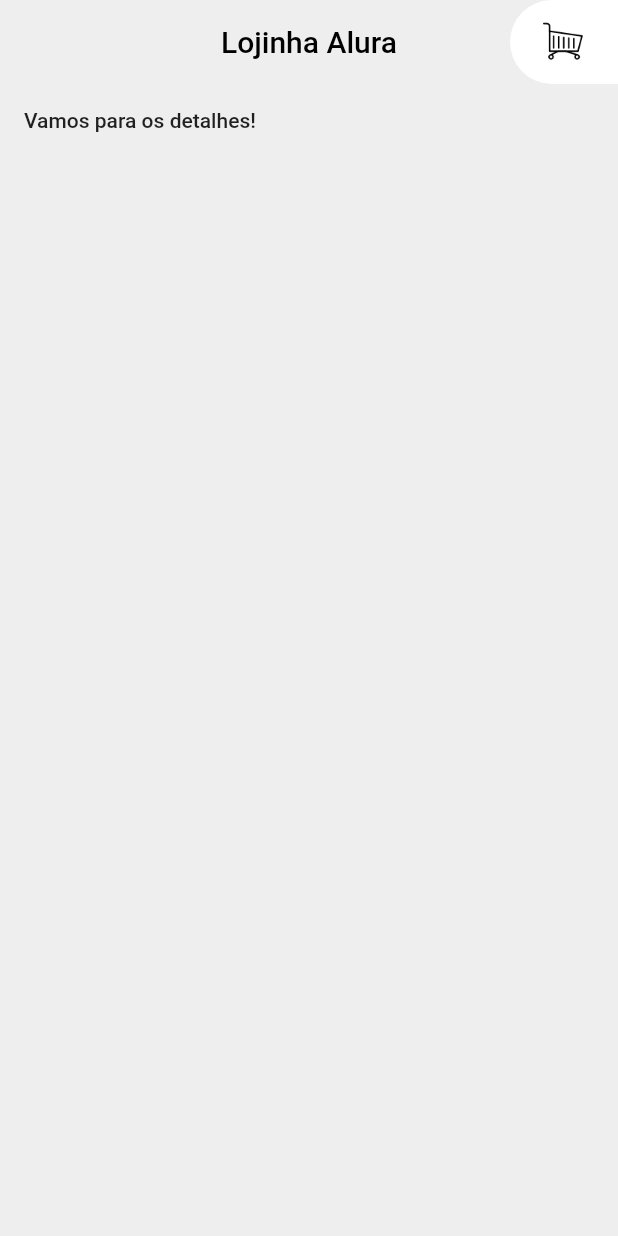
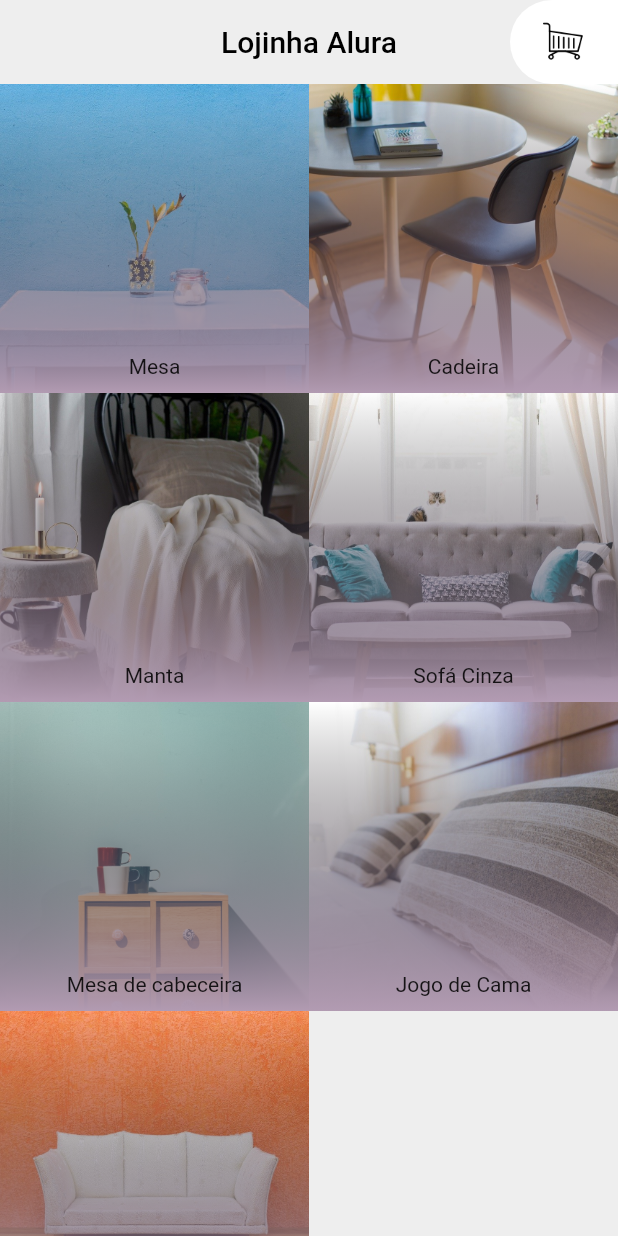
Before and after one commit to anacarolinahernandes/aluramoveis-flutter, a Flutter app: the screen it shows after launch, on a phone screen of 412 x 824 dp. Run offline on Flutter 3.47's test engine with Material 2 defaults, Android fonts, the phone set to English and light mode, and no system bars.

Commit message:
criando o layout da Home

```diff
--- a/lib/main.dart
+++ b/lib/main.dart
@@ -2,6 +2,7 @@ import 'package:flutter/material.dart';
 import 'package:aluramoveis/pages/cart.dart';
 import 'package:aluramoveis/pages/details.dart';
 import 'package:aluramoveis/widgets/custom_appbar.dart';
+import 'package:aluramoveis/widgets/grid_products.dart';
 
 void main() {
   runApp(MyApp());
@@ -27,72 +28,64 @@ class MyApp extends StatelessWidget {
 }
 
 class Home extends StatelessWidget {
-  final List furniture = [
-    [
+  final List furnitures = [
     {
-        "titulo": "Mesa",
-        "preco": 300,
-        "foto": "movel1.jpeg",
-        "descricao":
+      "title": "Mesa",
+      "price": 300,
+      "image": "movel1.jpeg",
+      "description":
           "Lorem ipsum dolor sit amet, consectetur adipiscing elit. Aenean aliquam libero id mauris mollis convallis. Orci varius natoque penatibus et magnis dis parturient montes, nascetur ridiculus mus."
     },
     {
-        "titulo": "Cadeira",
-        "preco": 120,
-        "foto": "movel2.jpg",
-        "descricao":
+      "title": "Cadeira",
+      "price": 120,
+      "image": "movel2.jpg",
+      "description":
           "Lorem ipsum dolor sit amet, consectetur adipiscing elit. Aenean aliquam libero id mauris mollis convallis. Orci varius natoque penatibus et magnis dis parturient montes, nascetur ridiculus mus."
     },
     {
-        "titulo": "Manta",
-        "preco": 200,
-        "foto": "movel3.jpg",
-        "descricao":
+      "title": "Manta",
+      "price": 200,
+      "image": "movel3.jpg",
+      "description":
           "Lorem ipsum dolor sit amet, consectetur adipiscing elit. Aenean aliquam libero id mauris mollis convallis. Orci varius natoque penatibus et magnis dis parturient montes, nascetur ridiculus mus."
     },
     {
-        "titulo": "Sofá Cinza",
-        "preco": 800,
-        "foto": "movel4.jpg",
-        "descricao":
+      "title": "Sofá Cinza",
+      "price": 800,
+      "image": "movel4.jpg",
+      "description":
           "Lorem ipsum dolor sit amet, consectetur adipiscing elit. Aenean aliquam libero id mauris mollis convallis. Orci varius natoque penatibus et magnis dis parturient montes, nascetur ridiculus mus."
     },
     {
-        "titulo": "Mesa de cabeceira",
-        "preco": 400,
-        "foto": "movel5.jpg",
-        "descricao":
+      "title": "Mesa de cabeceira",
+      "price": 400,
+      "image": "movel5.jpg",
+      "description":
           "Lorem ipsum dolor sit amet, consectetur adipiscing elit. Aenean aliquam libero id mauris mollis convallis. Orci varius natoque penatibus et magnis dis parturient montes, nascetur ridiculus mus."
     },
     {
-        "titulo": "Jogo de Cama",
-        "preco": 250,
-        "foto": "movel6.jpg",
-        "descricao":
+      "title": "Jogo de Cama",
+      "price": 250,
+      "image": "movel6.jpg",
+      "description":
           "Lorem ipsum dolor sit amet, consectetur adipiscing elit. Aenean aliquam libero id mauris mollis convallis. Orci varius natoque penatibus et magnis dis parturient montes, nascetur ridiculus mus."
     },
     {
-        "titulo": "Sofá Branco",
-        "preco": 900,
-        "foto": "movel7.jpg",
-        "descricao":
+      "title": "Sofá Branco",
+      "price": 900,
+      "image": "movel7.jpg",
+      "description":
           "Lorem ipsum dolor sit amet, consectetur adipiscing elit. Aenean aliquam libero id mauris mollis convallis. Orci varius natoque penatibus et magnis dis parturient montes, nascetur ridiculus mus."
     }
-    ]
   ];
   @override
   Widget build(BuildContext context) {
     return Scaffold(
       backgroundColor: Colors.grey[200],
       appBar: CustomAppBar(title: 'Lojinha Alura'),
-      body: FlatButton(
-        onPressed: () => Navigator.push(
-          context,
-          MaterialPageRoute(
-            builder: (context) => Details(),
-          ),
-        ),
-        child: Text('Vamos para os detalhes!'),
+      body: GridProducts(
+        furnitures: furnitures,
       ),
     );
   }
--- /dev/null
+++ b/lib/models/furniture.dart
@@ -0,0 +1,20 @@
+class Furniture {
+  String title;
+  String image;
+  String description;
+  int price;
+
+  Furniture({
+    this.title,
+    this.image,
+    this.description,
+    this.price,
+  });
+
+  Furniture.fromJson(Map<String, dynamic> json) {
+    title = json['title'];
+    image = json['image'];
+    description = json['description'];
+    price = json['price'];
+  }
+}
--- /dev/null
+++ b/lib/widgets/element_grid_products.dart
@@ -0,0 +1,17 @@
+import 'package:aluramoveis/widgets/element_product.dart';
+import 'package:flutter/material.dart';
+import 'package:aluramoveis/models/furniture.dart';
+
+class ElementGridProducts extends StatelessWidget {
+  final Furniture furniture;
+
+  const ElementGridProducts({this.furniture});
+
+  @override
+  Widget build(BuildContext context) {
+    return ElementProduct(
+      image: furniture.image,
+      title: furniture.title,
+    );
+  }
+}
--- /dev/null
+++ b/lib/widgets/element_product.dart
@@ -0,0 +1,72 @@
+import 'package:flutter/material.dart';
+
+class ElementProduct extends StatelessWidget {
+  final String image;
+  final String title;
+
+  const ElementProduct({this.image, this.title});
+
+  @override
+  Widget build(BuildContext context) {
+    return Stack(
+      alignment: Alignment.center,
+      children: <Widget>[
+        Photo(
+          image: image,
+        ),
+        Gradient(),
+        Title(
+          title: title,
+        )
+      ],
+    );
+  }
+}
+
+class Photo extends StatelessWidget {
+  final String image;
+
+  const Photo({this.image});
+
+  @override
+  Widget build(BuildContext context) {
+    return Positioned.fill(
+      child: Image(
+        image: AssetImage('utils/assets/images/$image'),
+        fit: BoxFit.cover,
+      ),
+    );
+  }
+}
+
+class Gradient extends StatelessWidget {
+  @override
+  Widget build(BuildContext context) {
+    return Container(
+      decoration: BoxDecoration(
+        gradient: LinearGradient(
+          begin: Alignment.topCenter,
+          end: Alignment.bottomCenter,
+          colors: [
+            Colors.transparent,
+            Color.fromRGBO(178, 155, 178, 1),
+          ],
+        ),
+      ),
+    );
+  }
+}
+
+class Title extends StatelessWidget {
+  final String title;
+
+  Title({this.title});
+
+  @override
+  Widget build(BuildContext context) {
+    return Positioned(
+      bottom: 10,
+      child: Text(title),
+    );
+  }
+}
--- /dev/null
+++ b/lib/widgets/grid_products.dart
@@ -0,0 +1,50 @@
+import 'package:flutter/material.dart';
+import 'package:aluramoveis/models/furniture.dart';
+import 'package:aluramoveis/widgets/element_grid_products.dart';
+
+class GridProducts extends StatelessWidget {
+  final furnitures;
+
+  GridProducts({this.furnitures});
+
+  // List<String> nomes = [
+  //   'Jon Snow',
+  //   'Sansa Stark',
+  //   'Arya Stark',
+  //   'Robb Stark',
+  //   'Bran Stark',
+  //   'Eddard "Ned" Stark'
+  // ];
+
+  @override
+  Widget build(BuildContext context) {
+    return GridView.builder(
+      gridDelegate: SliverGridDelegateWithFixedCrossAxisCount(
+        crossAxisCount: 2,
+      ),
+      itemCount: furnitures.length,
+      itemBuilder: (BuildContext context, int index) {
+        final furniture = Furniture.fromJson(furnitures[index]);
+
+        return ElementGridProducts(
+          furniture: furniture,
+        );
+      },
+    );
+
+    //   return Scaffold(
+    //       body: GridView.builder(
+    //     padding: const EdgeInsets.all(20),
+    //     gridDelegate:
+    //         SliverGridDelegateWithFixedCrossAxisCount(crossAxisCount: 2),
+    //     itemCount: nomes.length,
+    //     itemBuilder: (BuildContext context, int index) {
+    //       return Container(
+    //           padding: EdgeInsets.all(8),
+    //           margin: EdgeInsets.all(8),
+    //           child: Text(nomes[index]),
+    //           color: Colors.teal[(index + 1) * 100]);
+    //     },
+    //   ));
+  }
+}
--- a/pubspec.yaml
+++ b/pubspec.yaml
@@ -47,6 +47,7 @@ flutter:
   # To add assets to your application, add an assets section, like this:
   assets:
     - utils/assets/icons/carrinho.png
+    - utils/assets/images/
 
   # An image asset can refer to one or more resolution-specific "variants", see
   # https://flutter.dev/assets-and-images/#resolution-aware.
```
Lines whose indentation alone changed are shown as unchanged.
